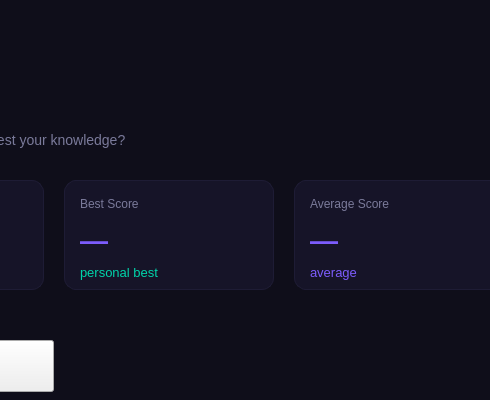
Before: the Qt Designer form src/ui/home/home.ui in DIDimov24/Aethera, drawn with Qt 5; both pictures show x 416 to 906 and y 0 to 400 of the 1000 by 750 pixel window.
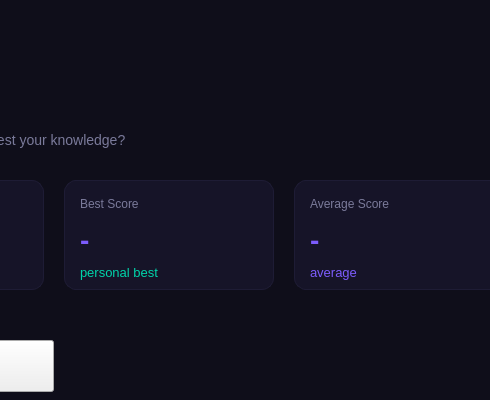
After: the same form once the commit is applied. Icons and pictures are not drawn.

Patch:
```diff
--- a/src/ui/home/home.ui
+++ b/src/ui/home/home.ui
@@ -273,7 +273,7 @@
       </widget>
       <widget class="QLabel" name="labelCardValue2">
        <property name="geometry"><rect><x>16</x><y>40</y><width>100</width><height>40</height></rect></property>
-       <property name="text"><string>—</string></property>
+       <property name="text"><string>-</string></property>
       </widget>
       <widget class="QLabel" name="labelCardUnit2">
        <property name="geometry"><rect><x>16</x><y>82</y><width>180</width><height>20</height></rect></property>
@@ -289,7 +289,7 @@
       </widget>
       <widget class="QLabel" name="labelCardValue3">
        <property name="geometry"><rect><x>16</x><y>40</y><width>100</width><height>40</height></rect></property>
-       <property name="text"><string>—</string></property>
+       <property name="text"><string>-</string></property>
       </widget>
       <widget class="QLabel" name="labelCardUnit3">
        <property name="geometry"><rect><x>16</x><y>82</y><width>180</width><height>20</height></rect></property>
```
Left out of the diff: 64 changed lines with no effect on the pictures.
